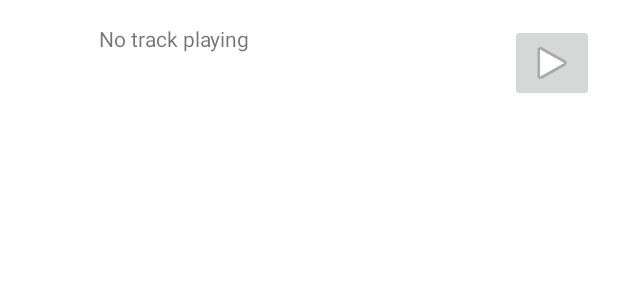
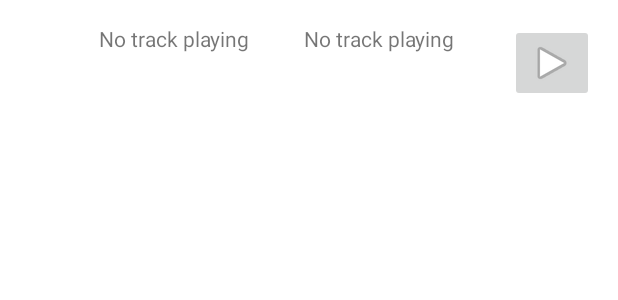
Before and after one commit to BornaIvancic1/EchoEssence, an Android app: the layout music_widget.xml on its own in the app's theme, with its tools: preview values and no code run, on a phone screen of 412 x 824 dp. Shown: the top 300 px of the screen. Run offline under Robolectric (Android 15) with nearby library versions, the phone set to English and light mode, and no system bars.

Commit message:
Music widget working

```diff
--- a/app/src/main/java/hr/algebra/echoessence/adapter/OnAlbumClickListener.kt
+++ b/app/src/main/java/hr/algebra/echoessence/adapter/OnAlbumClickListener.kt
@@ -2,4 +2,5 @@ package hr.algebra.echoessence.adapter
 
 interface OnAlbumClickListener {
     fun onAlbumClick(albumCoverUrl: String)
+    fun onPlayPauseClick()
 }
--- a/app/src/main/res/layout/music_widget.xml
+++ b/app/src/main/res/layout/music_widget.xml
@@ -11,7 +11,14 @@
         android:layout_height="50dp" />
 
     <TextView
-        android:id="@+id/trackInfo"
+        android:id="@+id/songName"
+        android:layout_width="0dp"
+        android:layout_height="wrap_content"
+        android:layout_weight="1"
+        android:text="No track playing" />
+
+   <TextView
+        android:id="@+id/artistName"
         android:layout_width="0dp"
         android:layout_height="wrap_content"
         android:layout_weight="1"
```
Also changed, not shown: app/src/main/java/hr/algebra/echoessence/adapter/MyAdapter.kt (+13 -6 lines), app/src/main/java/hr/algebra/echoessence/ui/home/HomeFragment.kt (+21 -15 lines).
